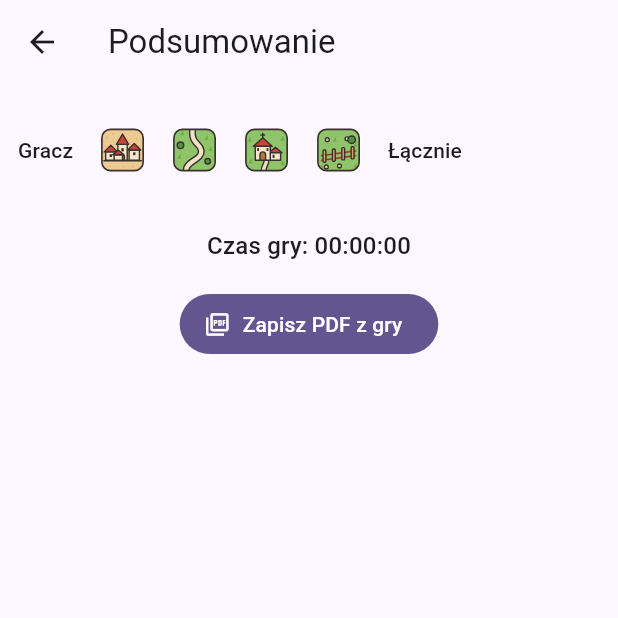
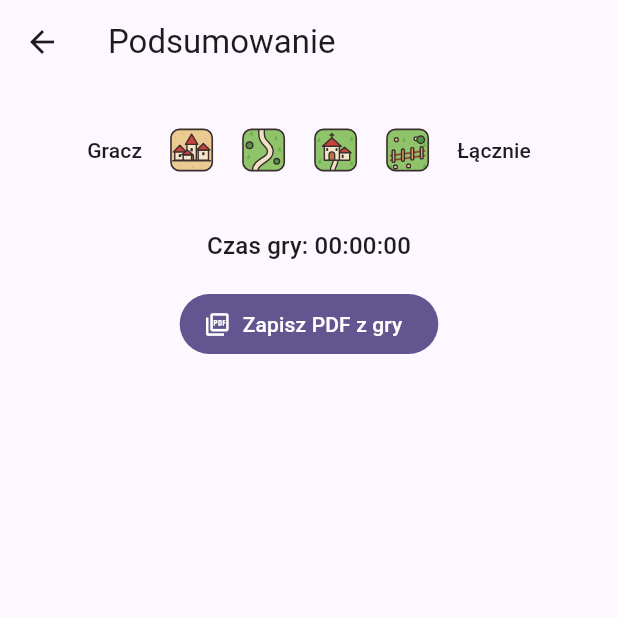
Before and after one commit to WGFizban/CC_NEW, a Flutter app: the SummaryScreen screen opened directly with empty values, on a phone screen of 412 x 824 dp, the top half of it. Run offline on Flutter 3.47's test engine with Material 3 defaults, Android fonts, the phone set to English and light mode, and no system bars; our stand-ins replace file_picker, flutter_colorpicker, flutter_svg, image_picker, package_info_plus, pdf and 2 more; accounts and stored records are empty; generated files the repository leaves out were written again.

Commit message:
Podsumowanie: wyśrodkuj wąską tabelę
Przy mniejszej liczbie dodatków tabela była dosunięta do lewej. Teraz
jest wyśrodkowana, a szeroka nadal przewija się poziomo.

Co-Authored-By: Claude Sonnet 5.5 <noreply@anthropic.com>
Claude-Session: https://claude.ai/code/session_01P2QWxkXWwGKiSLABjDzL2r

```diff
--- a/lib/screens/summary_screen.dart
+++ b/lib/screens/summary_screen.dart
@@ -204,8 +204,14 @@ class SummaryScreen extends StatelessWidget {
       body: ListView(
         padding: const EdgeInsets.symmetric(vertical: 16),
         children: [
-          SingleChildScrollView(
+          // Wąska tabela (mało dodatków) jest wyśrodkowana, a szeroka nadal
+          // przewija się poziomo.
+          LayoutBuilder(
+            builder: (context, constraints) => SingleChildScrollView(
               scrollDirection: Axis.horizontal,
+              child: ConstrainedBox(
+                constraints: BoxConstraints(minWidth: constraints.maxWidth),
+                child: Center(
                   child: DataTable(
                     columnSpacing: 18,
                     horizontalMargin: 12,
@@ -216,6 +222,9 @@ class SummaryScreen extends StatelessWidget {
                       for (final c in table.columns) column(c),
                     ],
                     rows: rows,
+                  ),
+                ),
+              ),
             ),
           ),
           const SizedBox(height: 24),
```
Lines whose indentation alone changed are shown as unchanged.
